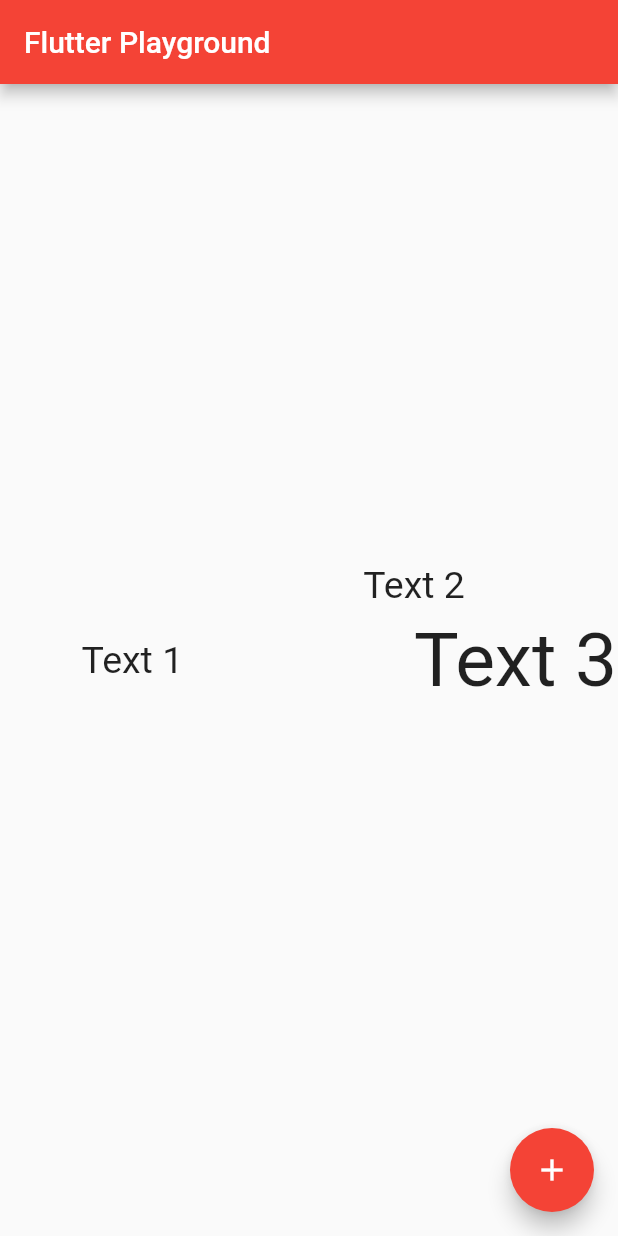
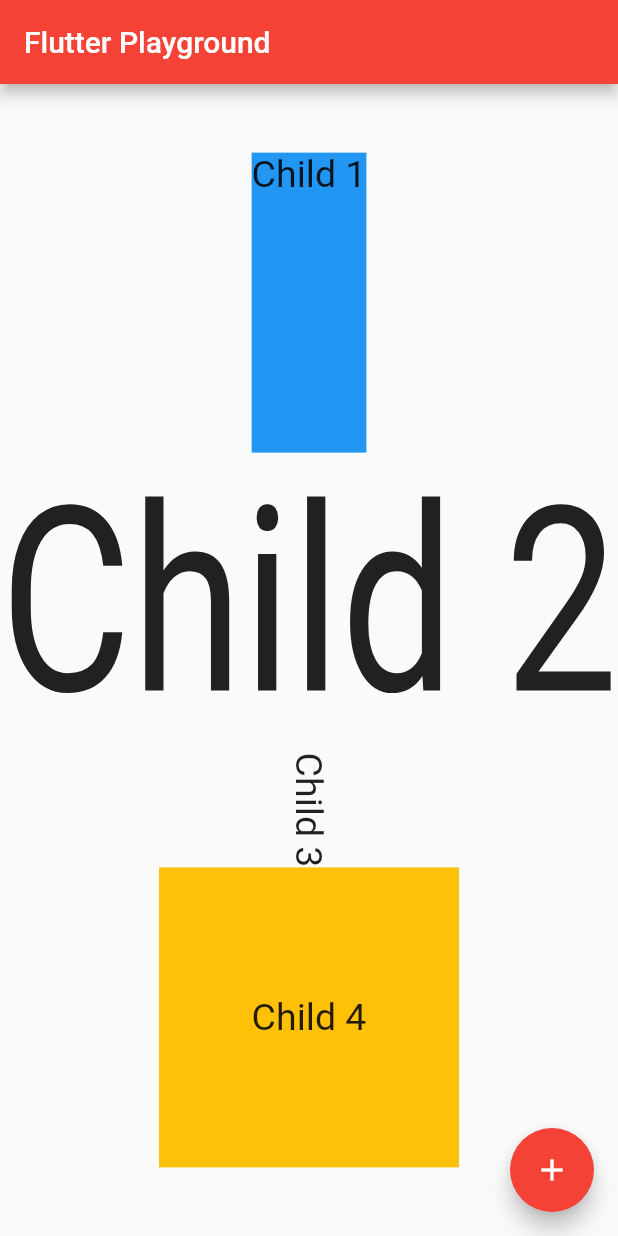
Before and after one commit to lgustavosoftwareengineer/flutter-studys, a Flutter app: the screen it shows after launch, on a phone screen of 412 x 824 dp. Run offline on Flutter 3.47's test engine with Material 2 defaults, Android fonts, the phone set to English and light mode, and no system bars.

Commit message:
DOPOMPAF I - ContrainedBox, FittedBox, RotatedBox

```diff
--- a/training_flutter/testing/lib/main.dart
+++ b/training_flutter/testing/lib/main.dart
@@ -27,31 +27,34 @@ class HomePage extends StatelessWidget {
       body: Container(
         width: double.infinity,
         height: double.infinity,
-        child: Row(
+        child: Column(
           crossAxisAlignment: CrossAxisAlignment.center,
           mainAxisAlignment: MainAxisAlignment.center,
           children: [
-            Container(
-              padding: EdgeInsets.all(20),
-              child: Text(
-                  'Text 1',
-                  style: TextStyle(fontSize: 25),
-                ),
+            ConstrainedBox(
+              constraints: BoxConstraints(minHeight: 200),
+              child: Container(
+                color: Colors.blue,
+                child: MyText(data: 'Child 1')
+              )
             ),
-            Container(
-              padding: EdgeInsets.only(bottom: 100, left: 100),
-              child: Text(
-                'Text 2',
-                style: TextStyle(fontSize: 25),
-              ),
+            ConstrainedBox(
+              constraints: BoxConstraints(minHeight: 200),
+              child: FittedBox(
+                fit: BoxFit.fill,
+                child: MyText(data: 'Child 2')
+              )
             ),
-            Transform.scale(
-              scale: 2.0,
-              child: Text(
-                'Text 3',
-                style: TextStyle(fontSize: 25),
-              ),
-            ),
+            RotatedBox(quarterTurns: 1, child: MyText(data: 'Child 3')),
+            SizedBox(
+              height: 200,
+              width: 200,
+              child: Container(
+                width: double.maxFinite,
+                height: double.maxFinite,
+                color: Colors.amber,
+                child: Center(child: MyText(data: 'Child 4')))
+            )
           ],
         ),
       ),
@@ -96,3 +99,16 @@ showAlertDialog(BuildContext context) {
     },
   );
 }
+
+class MyText extends StatelessWidget {
+  final String data;
+  final Color color;
+  final Color bg;
+
+  const MyText({Key key, this.data, this.color, this.bg}) : super(key: key);
+
+  @override
+  Widget build(BuildContext context) {
+    return Text(data, style: TextStyle(fontSize: 25, color: color, backgroundColor: bg),);
+  }
+}
```
